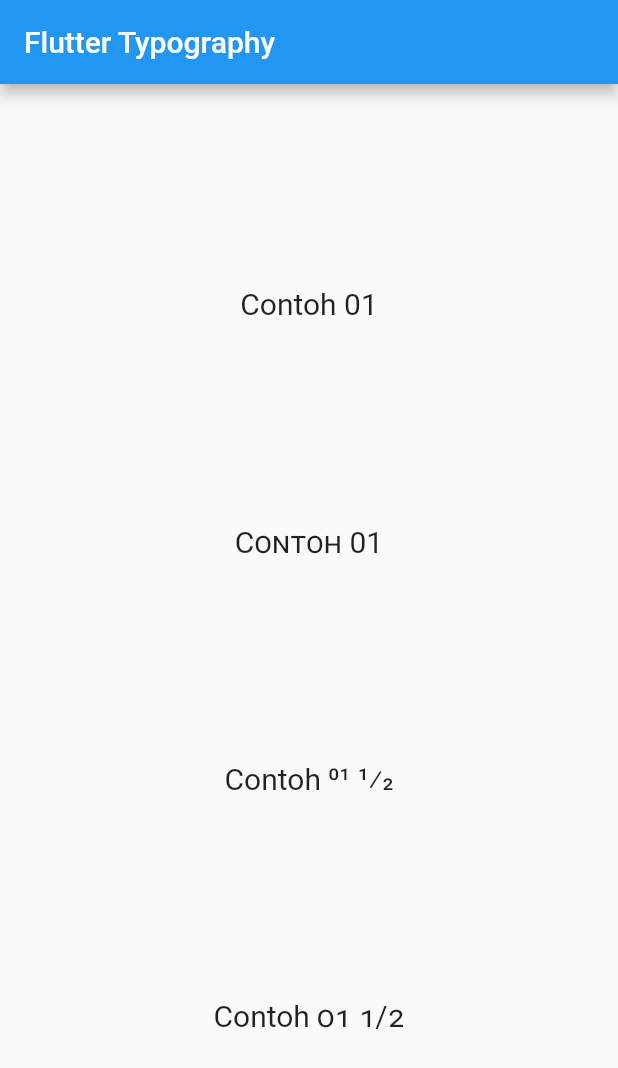
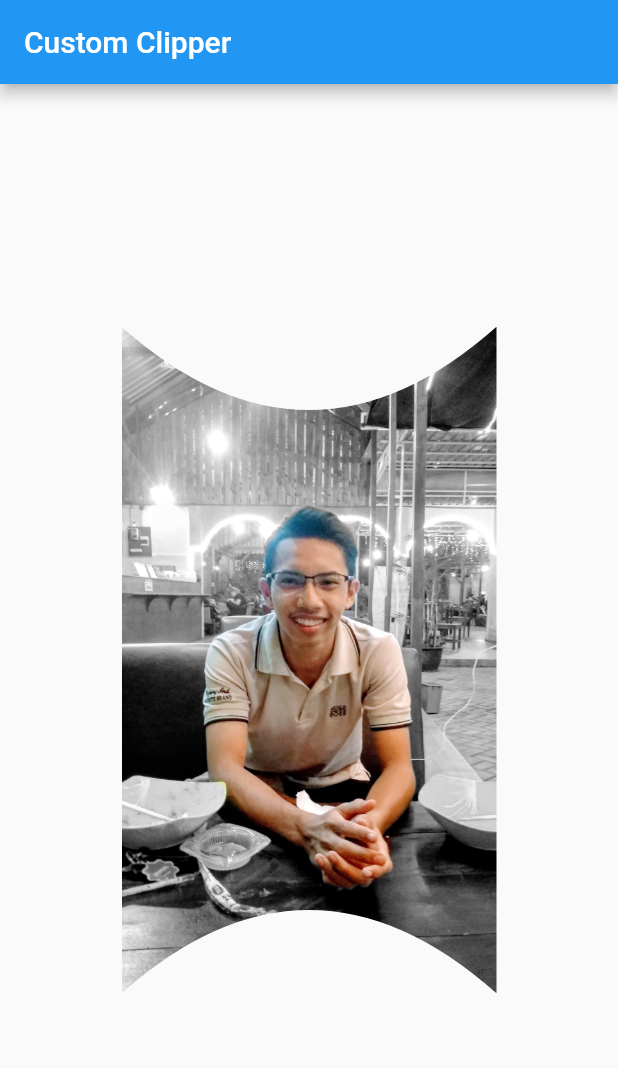
Before and after one commit to myxzlpltk/flutter-learning, a Flutter app: the screen it shows after launch, on a phone screen of 412 x 824 dp. Shown: the top 1068 px of the screen. Run offline on Flutter 3.47's test engine with Material 2 defaults, Android fonts, the phone set to English and light mode, and no system bars.

Commit message:
Custom Clipper

```diff
--- a/lib/main.dart
+++ b/lib/main.dart
@@ -10,48 +10,35 @@ class MyApp extends StatelessWidget {
   Widget build(BuildContext context) {
     return MaterialApp(
       home: Scaffold(
-        appBar: AppBar(title: Text("Flutter Typography")),
+        appBar: AppBar(title: Text("Custom Clipper")),
         body: Center(
-          child: Column(
-            mainAxisAlignment: MainAxisAlignment.spaceEvenly,
-            children: [
-              Text(
-                "Contoh 01",
-                style: TextStyle(
-                  fontSize: 20,
-                ),
-              ),
-              Text(
-                "Contoh 01",
-                style: TextStyle(
-                    fontSize: 20,
-                    fontFeatures: [
-                      FontFeature.enable('smcp')
-                    ]
-                ),
-              ),
-              Text(
-                "Contoh 01 1/2",
-                style: TextStyle(
-                    fontSize: 20,
-                    fontFeatures: [
-                      FontFeature.enable('frac')
-                    ]
-                ),
-              ),
-              Text(
-                "Contoh 01 1/2",
-                style: TextStyle(
-                    fontSize: 20,
-                    fontFeatures: [
-                      FontFeature.oldstyleFigures()
-                    ]
-                ),
-              ),
-            ],
+          child: ClipPath(
+            clipper: MyClipper(),
+            child: Image(
+              width: 250,
+              image: AssetImage("assets/juan.jpg"),
+            ),
           ),
         ),
       ),
     );
   }
 }
+
+class MyClipper extends CustomClipper<Path>{
+  @override
+  Path getClip(Size size) {
+    Path path = Path();
+
+    path.lineTo(0, size.height);
+    path.quadraticBezierTo(size.width / 2, size.height * 0.75, size.width, size.height);
+    path.lineTo(size.width, 0);
+    path.quadraticBezierTo(size.width / 2, size.height * 0.25, 0, 0);
+    path.close();
+
+    return path;
+  }
+
+  @override
+  bool shouldReclip(covariant CustomClipper<Path> oldClipper) => false;
+}
```
